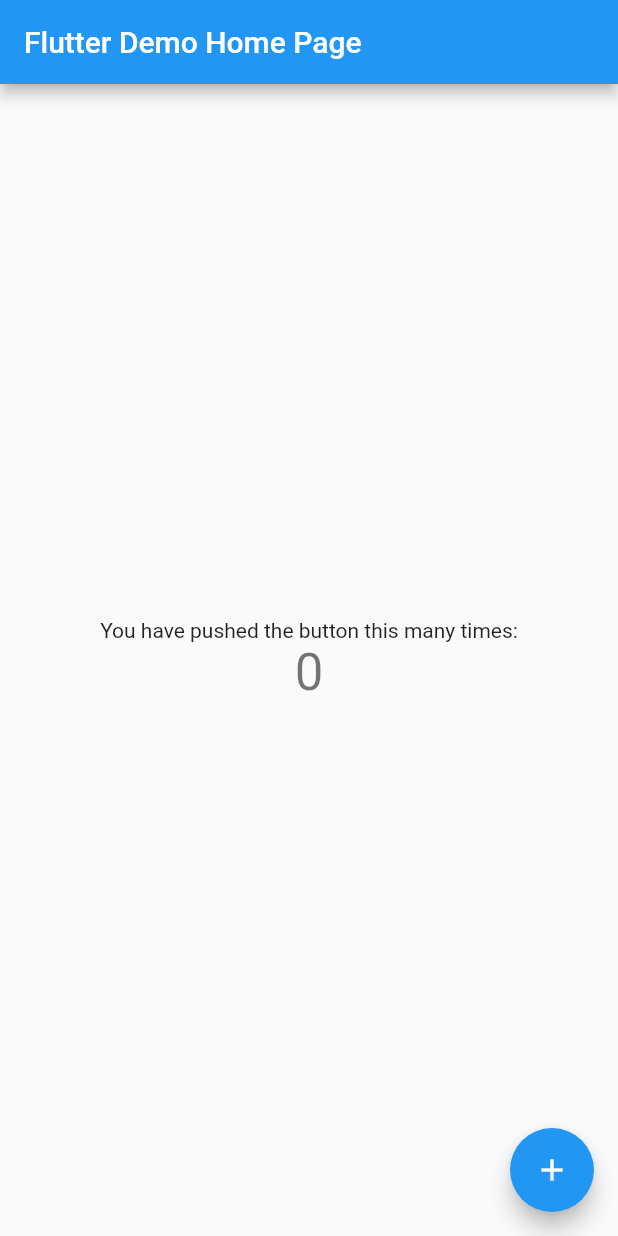
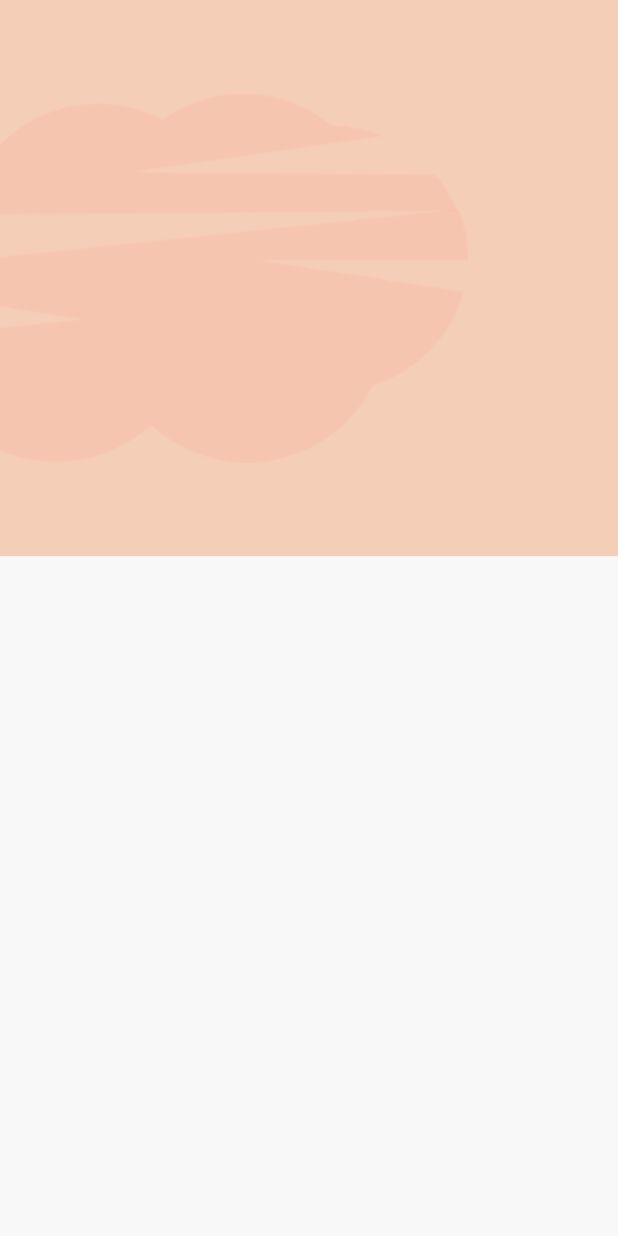
Before and after one commit to DaminduSandaruwan/MeditationApp, a Flutter app: the screen it shows after launch, on a phone screen of 412 x 824 dp. Run offline on Flutter 3.47's test engine with Material 2 defaults, Android fonts, the phone set to English and light mode, and no system bars.

Commit message:
add image behind the main title with container

```diff
--- /dev/null
+++ b/lib/constant.dart
@@ -0,0 +1,8 @@
+import 'package:flutter/material.dart';
+
+const kBackgroundColor = Color(0xFFF8F8F8);
+const kActiveIconColor = Color(0xFFE68342);
+const kTextColor = Color(0xFF222B45);
+const kBlueLightColor = Color(0xFFC7B8F5);
+const kBlueColor = Color(0xFF817DC0);
+const kShadowColor = Color(0xFFE6E6E6);
--- a/lib/main.dart
+++ b/lib/main.dart
@@ -1,4 +1,5 @@
 import 'package:flutter/material.dart';
+import 'package:meditaion_app/constant.dart';
 
 void main() => runApp(MyApp());
 
@@ -8,104 +9,36 @@ class MyApp extends StatelessWidget {
   Widget build(BuildContext context) {
     return MaterialApp(
       title: 'Flutter Demo',
+      debugShowCheckedModeBanner: false,
       theme: ThemeData(
-        // This is the theme of your application.
-        //
-        // Try running your application with "flutter run". You'll see the
-        // application has a blue toolbar. Then, without quitting the app, try
-        // changing the primarySwatch below to Colors.green and then invoke
-        // "hot reload" (press "r" in the console where you ran "flutter run",
-        // or simply save your changes to "hot reload" in a Flutter IDE).
-        // Notice that the counter didn't reset back to zero; the application
-        // is not restarted.
-        primarySwatch: Colors.blue,
+        fontFamily: "Cairo",
+        scaffoldBackgroundColor: kBackgroundColor,
+        textTheme: Theme.of(context).textTheme.apply(displayColor: kTextColor),
       ),
-      home: MyHomePage(title: 'Flutter Demo Home Page'),
+      home: HomeScreen(),
     );
   }
 }
 
-class MyHomePage extends StatefulWidget {
-  MyHomePage({Key key, this.title}) : super(key: key);
-
-  // This widget is the home page of your application. It is stateful, meaning
-  // that it has a State object (defined below) that contains fields that affect
-  // how it looks.
-
-  // This class is the configuration for the state. It holds the values (in this
-  // case the title) provided by the parent (in this case the App widget) and
-  // used by the build method of the State. Fields in a Widget subclass are
-  // always marked "final".
-
-  final String title;
-
-  @override
-  _MyHomePageState createState() => _MyHomePageState();
-}
-
-class _MyHomePageState extends State<MyHomePage> {
-  int _counter = 0;
-
-  void _incrementCounter() {
-    setState(() {
-      // This call to setState tells the Flutter framework that something has
-      // changed in this State, which causes it to rerun the build method below
-      // so that the display can reflect the updated values. If we changed
-      // _counter without calling setState(), then the build method would not be
-      // called again, and so nothing would appear to happen.
-      _counter++;
-    });
-  }
-
+class HomeScreen extends StatelessWidget {
   @override
   Widget build(BuildContext context) {
-    // This method is rerun every time setState is called, for instance as done
-    // by the _incrementCounter method above.
-    //
-    // The Flutter framework has been optimized to make rerunning build methods
-    // fast, so that you can just rebuild anything that needs updating rather
-    // than having to individually change instances of widgets.
+    var size = MediaQuery.of(context).size;
     return Scaffold(
-      appBar: AppBar(
-        // Here we take the value from the MyHomePage object that was created by
-        // the App.build method, and use it to set our appbar title.
-        title: Text(widget.title),
+      body: Stack(
+        children: <Widget>[
+          Container(
+            height: size.height* 0.45,
+            decoration: BoxDecoration(
+              color: Color(0xFFF5CEB8),
+              image: DecorationImage(
+                alignment: Alignment.centerLeft,
+                image: AssetImage("assets/images/undraw_pilates_gpdb.png"),
+              ),
+            ),
+          ),
+        ],
       ),
-      body: Center(
-        // Center is a layout widget. It takes a single child and positions it
-        // in the middle of the parent.
-        child: Column(
-          // Column is also a layout widget. It takes a list of children and
-          // arranges them vertically. By default, it sizes itself to fit its
-          // children horizontally, and tries to be as tall as its parent.
-          //
-          // Invoke "debug painting" (press "p" in the console, choose the
-          // "Toggle Debug Paint" action from the Flutter Inspector in Android
-          // Studio, or the "Toggle Debug Paint" command in Visual Studio Code)
-          // to see the wireframe for each widget.
-          //
-          // Column has various properties to control how it sizes itself and
-          // how it positions its children. Here we use mainAxisAlignment to
-          // center the children vertically; the main axis here is the vertical
-          // axis because Columns are vertical (the cross axis would be
-          // horizontal).
-          mainAxisAlignment: MainAxisAlignment.center,
-          children: <Widget>[
-            Text(
-              'You have pushed the button this many times:',
-            ),
-            Text(
-              '$_counter',
-              style: Theme.of(context).textTheme.display1,
-            ),
-          ],
-        ),
-      ),
-      floatingActionButton: FloatingActionButton(
-        onPressed: _incrementCounter,
-        tooltip: 'Increment',
-        child: Icon(Icons.add),
-      ), // This trailing comma makes auto-formatting nicer for build methods.
     );
   }
 }
```
Also changed, not shown: pubspec.yaml (+15 -9 lines), pubspec.lock.
